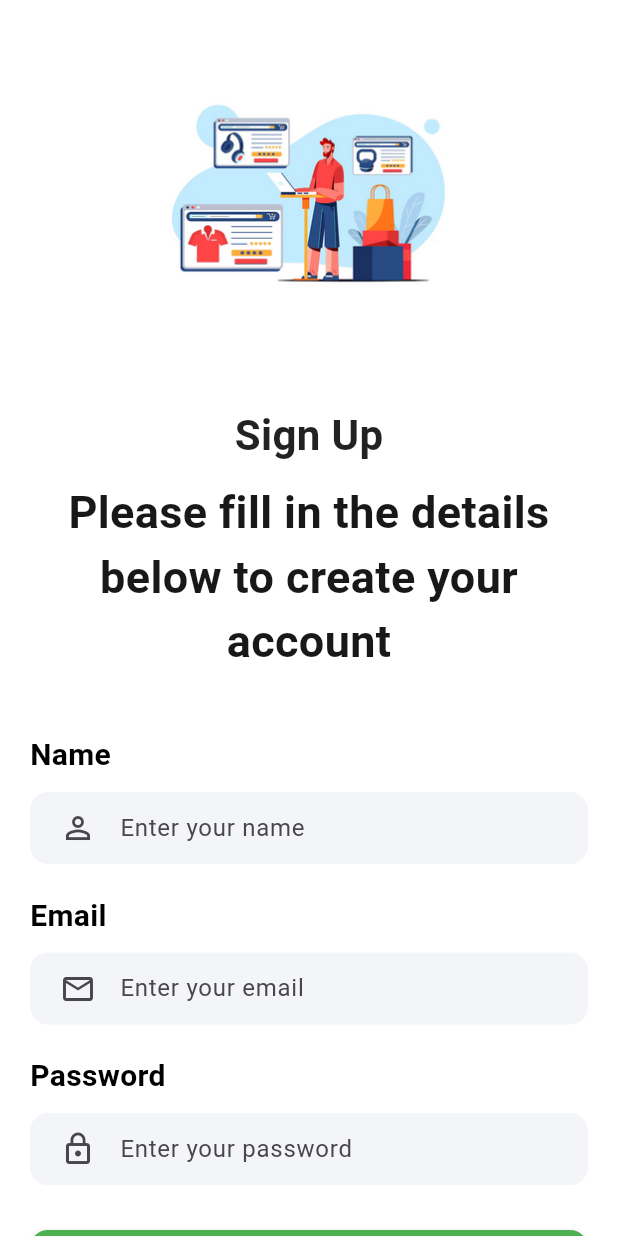
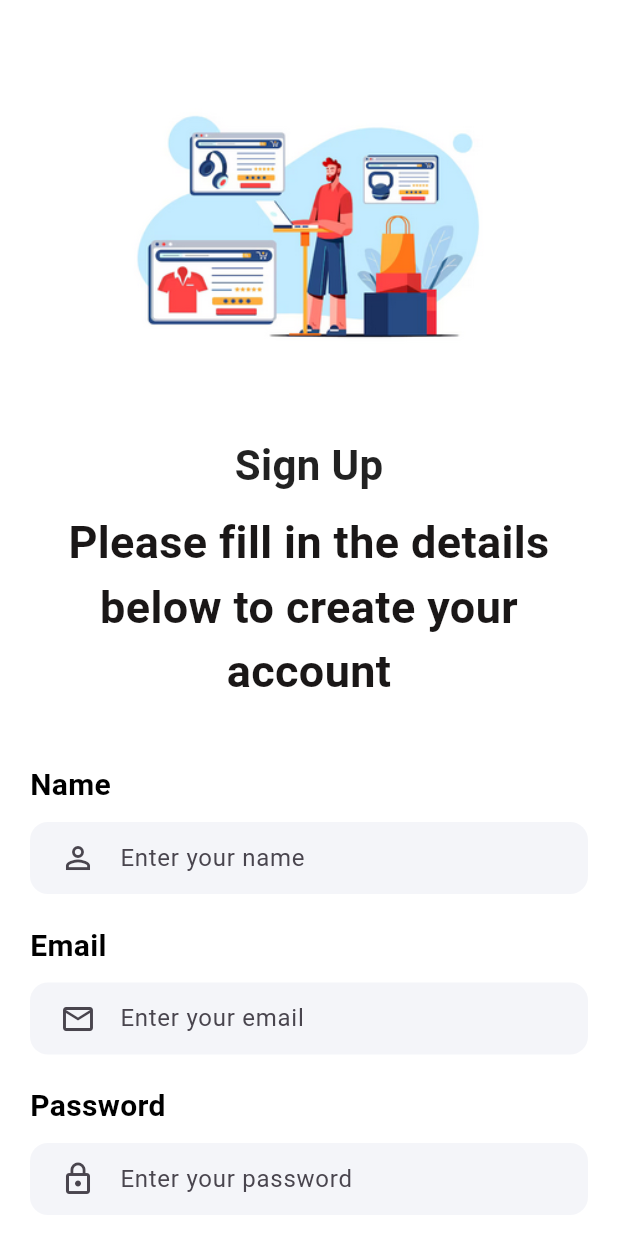
Before and after one commit to Lutogisha/shoppingapp-, a Flutter app: the Signup screen opened directly, on a phone screen of 412 x 824 dp. Run offline on Flutter 3.47's test engine with Material 3 defaults, Android fonts, the phone set to English and light mode, and no system bars; our stand-ins replace curved_navigation_bar.

Commit message:
@Lutogisha

```diff
--- a/shoppingapp/lib/main.dart
+++ b/shoppingapp/lib/main.dart
@@ -36,7 +36,7 @@ class MyApp extends StatelessWidget {
         // tested with just a hot reload.
         colorScheme: ColorScheme.fromSeed(seedColor: Colors.deepPurple),
       ),
-      home: Login(),
+      home: BottomNav(),
     );
   }
 }
--- a/shoppingapp/lib/pages/home.dart
+++ b/shoppingapp/lib/pages/home.dart
@@ -127,7 +127,7 @@ class _HomeState extends State<Home> {
             ),
             const SizedBox(height: 15),
             Container(
-              height: 200, // reduced from 240
+              height: 200,
               child: ListView(
                 scrollDirection: Axis.horizontal,
                 children: products
@@ -188,7 +188,7 @@ class ProductTile extends StatelessWidget {
       child: Column(
         mainAxisAlignment: MainAxisAlignment.spaceBetween,
         children: [
-          Image.asset(image, height: 100, width: 100, fit: BoxFit.cover), // reduced height
+          Image.asset(image, height: 100, width: 100, fit: BoxFit.cover),
           const SizedBox(height: 5),
           Text(name, style: TextStyle(fontSize: 16, fontWeight: FontWeight.w600)),
           Row(
--- a/shoppingapp/lib/pages/login.dart
+++ b/shoppingapp/lib/pages/login.dart
@@ -24,12 +24,11 @@ class _LoginState extends State<Login> {
               Center(
                 child: Image.asset(
                   "lib/images/login.PNG",
-                  height: 200,
+                  height: 250,
                 ),
               ),
 
-              const SizedBox(height: 30.0),
-
+              const SizedBox(height: 0.0),
               Center(
                 child: Text(
                   "Sign In",
--- a/shoppingapp/lib/pages/onboarding.dart
+++ b/shoppingapp/lib/pages/onboarding.dart
@@ -15,17 +15,17 @@ class _OnboardingState extends State<Onboarding> {
 
   final List<Map<String, String>> onboardingData = [
     {
-      "image": "lib/images/Boarding.png",
+      "image": "lib/images/Boarding.PNG",
       "title": "Stay Updated\nWith Deals",
       "desc": "Discover premium products designed to\nfit your lifestyle."
     },
     {
-      "image": "lib/images/computer.png",
+      "image": "lib/images/computer.PNG",
       "title": "Find Your\nPerfect Style",
       "desc": "Browse through the latest collections\nand trends made just for you."
     },
     {
-      "image": "lib/images/Board.png",
+      "image": "lib/images/Board.PNG",
       "title": "Shop Easily\nAnd Securely",
       "desc": "Enjoy a seamless shopping experience\nwith fast and secure checkout."
     },
--- a/shoppingapp/lib/pages/signup.dart
+++ b/shoppingapp/lib/pages/signup.dart
@@ -64,10 +64,10 @@ class _SignupState extends State<Signup> {
                 Center(
                   child: Image.asset(
                     "lib/images/login.PNG",
-                    height: 200,
+                    height: 250,
                   ),
                 ),
-                const SizedBox(height: 30.0),
+                const SizedBox(height: 0.0),
                 Center(
                   child: Text(
                     "Sign Up",
```
Also changed, not shown: 2 other files.
